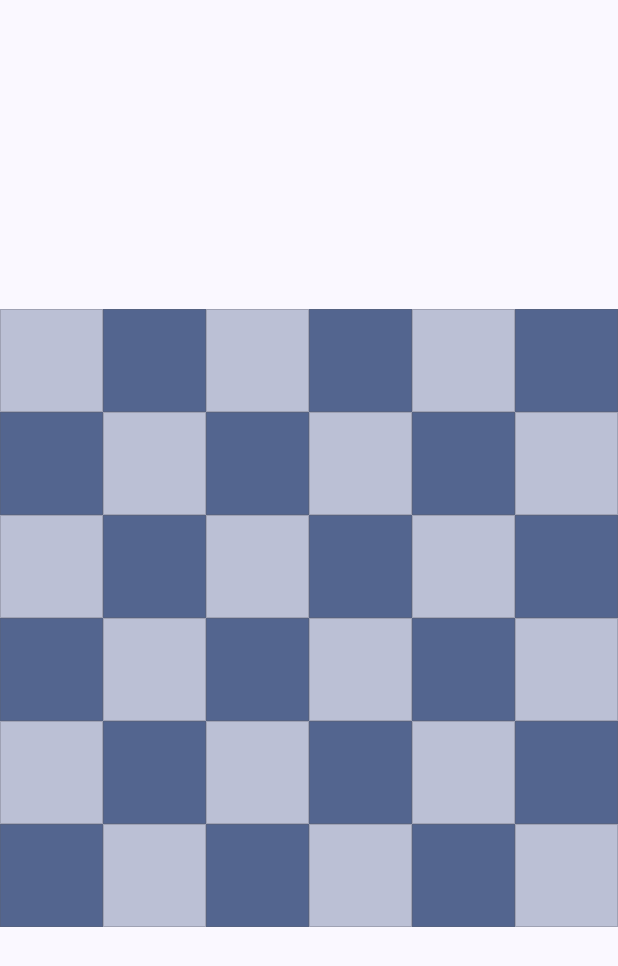
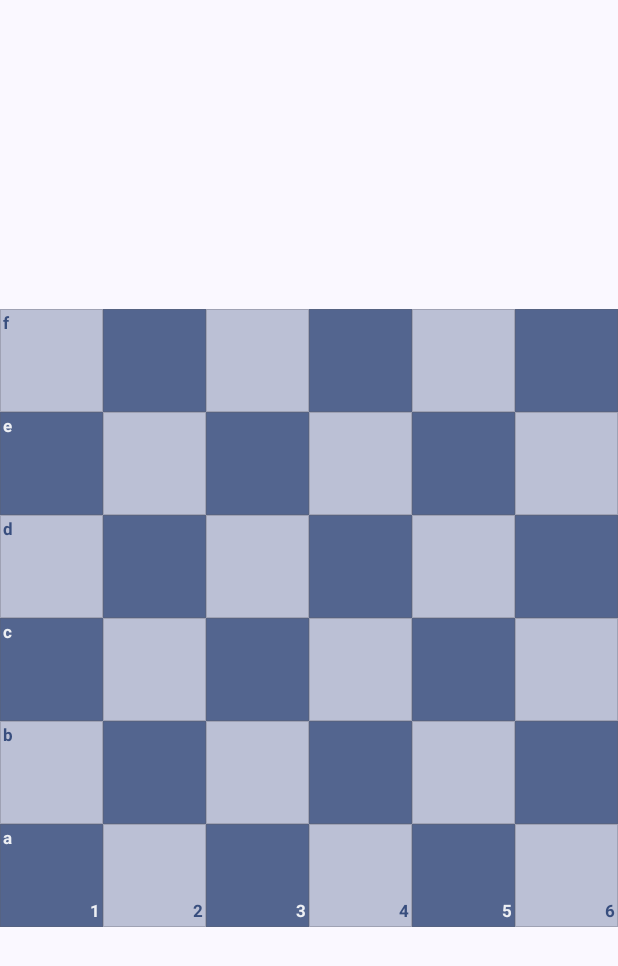
Before and after one commit to danilo04/nqueens-game, an Android app built with Jetpack Compose: the @Preview function ChessBoardPreview6x6, on a phone screen of 412 x 824 dp. Shown: the top 966 px of the screen. Run offline under Robolectric (Android 15) with nearby library versions, the phone set to English and light mode, and no system bars.

Commit message:
Add coordinates to board cells

```diff
--- a/app/src/main/java/com/nqueens/game/core/board/ui/components/BoardCell.kt
+++ b/app/src/main/java/com/nqueens/game/core/board/ui/components/BoardCell.kt
@@ -15,12 +15,14 @@ import androidx.compose.material.icons.Icons
 import androidx.compose.material.icons.filled.Close
 import androidx.compose.material3.Icon
 import androidx.compose.material3.MaterialTheme
+import androidx.compose.material3.Text
 import androidx.compose.runtime.Composable
 import androidx.compose.runtime.remember
 import androidx.compose.ui.Alignment
 import androidx.compose.ui.Modifier
 import androidx.compose.ui.graphics.Color
 import androidx.compose.ui.res.stringResource
+import androidx.compose.ui.text.font.FontWeight
 import androidx.compose.ui.unit.dp
 import com.nqueens.game.R
 import com.nqueens.game.core.board.domain.Spot
@@ -91,5 +93,43 @@ fun RowScope.BoardCell(
                 )
             }
         }
+
+        if (col == 0 || row == 0) {
+            val coordinateColor =
+                when {
+                    cellState.hasErrorColor -> MaterialTheme.colorScheme.onError.copy(alpha = 0.9f)
+                    isDarkSquare -> MaterialTheme.colorScheme.onPrimary.copy(alpha = 0.9f)
+                    else -> MaterialTheme.colorScheme.primary.copy(alpha = 0.9f)
+                }
+            if (col == 0) {
+                Text(
+                    text = (row + 1).toString(),
+                    style =
+                        MaterialTheme.typography.labelSmall.copy(
+                            fontWeight = FontWeight.Bold,
+                        ),
+                    color = coordinateColor,
+                    modifier =
+                        Modifier
+                            .align(Alignment.BottomEnd)
+                            .padding(2.dp),
+                )
+            }
+
+            if (row == 0) {
+                Text(
+                    text = ('a' + col).toString(),
+                    style =
+                        MaterialTheme.typography.labelSmall.copy(
+                            fontWeight = FontWeight.Bold,
+                        ),
+                    color = coordinateColor,
+                    modifier =
+                        Modifier
+                            .align(Alignment.TopStart)
+                            .padding(2.dp),
+                )
+            }
+        }
     }
 }
```
